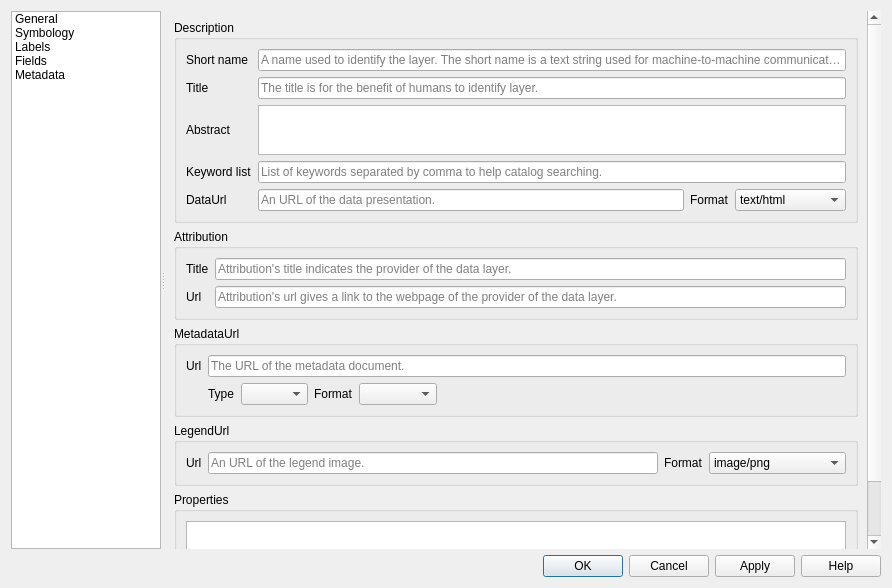
This is enmapbox/gui/ui/vectorlayerpropertiesdialog.ui in jakimowb/enmapbox_testmigration2 as Qt 5 draws it before an edit. The edited form follows.
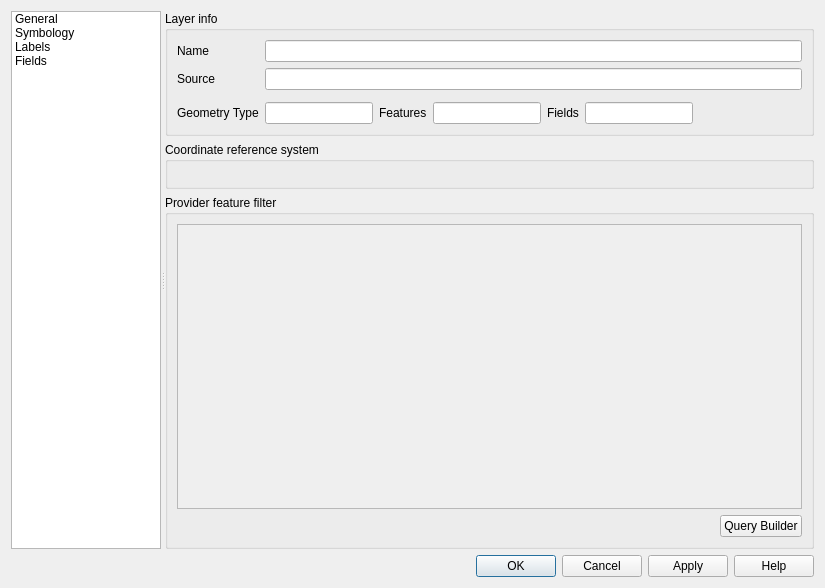
This is the edited form. The open tabs and pages were chosen to show the change. Icons and pictures are not drawn. Custom widgets are drawn as their Qt base class.

```diff
--- a/enmapbox/gui/ui/vectorlayerpropertiesdialog.ui
+++ b/enmapbox/gui/ui/vectorlayerpropertiesdialog.ui
@@ -6,7 +6,7 @@
    <rect>
     <x>0</x>
     <y>0</y>
-    <width>892</width>
+    <width>825</width>
     <height>588</height>
    </rect>
   </property>
@@ -132,18 +132,6 @@
             <normaloff>:/images/themes/default/propertyicons/attributes.png</normaloff>:/images/themes/default/propertyicons/attributes.png</iconset>
           </property>
          </item>
-         <item>
-          <property name="text">
-           <string>Metadata</string>
-          </property>
-          <property name="toolTip">
-           <string>Metadata</string>
-          </property>
-          <property name="icon">
-           <iconset resource="../../../../../QGIS/images/images.qrc">
-            <normaloff>:/images/themes/default/propertyicons/metadata.svg</normaloff>:/images/themes/default/propertyicons/metadata.svg</iconset>
-          </property>
-         </item>
         </widget>
        </item>
       </layout>
@@ -174,7 +162,7 @@
           </sizepolicy>
          </property>
          <property name="currentIndex">
-          <number>1</number>
+          <number>0</number>
          </property>
          <widget class="QWidget" name="mOptsPage_General">
           <layout class="QVBoxLayout" name="verticalLayout_14">
@@ -194,8 +182,8 @@
                <rect>
                 <x>0</x>
                 <y>0</y>
-                <width>702</width>
-                <height>559</height>
+                <width>652</width>
+                <height>541</height>
                </rect>
               </property>
               <layout class="QVBoxLayout" name="verticalLayout_13">
@@ -211,14 +199,72 @@
                   <string notr="true">vectorgeneral</string>
                  </property>
                  <layout class="QGridLayout" name="gridLayout">
+                  <item row="5" column="0">
+                   <widget class="QLabel" name="lblLayerSource_2">
+                    <property name="text">
+                     <string>Geometry Type</string>
+                    </property>
+                   </widget>
+                  </item>
+                  <item row="5" column="1">
+                   <widget class="QLineEdit" name="txtGeometryType">
+                    <property name="enabled">
+                     <bool>true</bool>
+                    </property>
+                    <property name="readOnly">
+                     <bool>true</bool>
+                    </property>
+                   </widget>
+                  </item>
+                  <item row="5" column="4">
+                   <widget class="QLabel" name="lblLayerSource_4">
+                    <property name="text">
+                     <string>Fields</string>
+                    </property>
+                   </widget>
+                  </item>
+                  <item row="5" column="3">
+                   <widget class="QLineEdit" name="txtnFeatures">
+                    <property name="enabled">
+                     <bool>true</bool>
+                    </property>
+                    <property name="readOnly">
+                     <bool>true</bool>
+                    </property>
+                   </widget>
+                  </item>
+                  <item row="5" column="2">
+                   <widget class="QLabel" name="lblLayerSource_3">
+                    <property name="text">
+                     <string>Features</string>
+                    </property>
+                   </widget>
+                  </item>
+                  <item row="5" column="5">
+                   <widget class="QLineEdit" name="txtnFields">
+                    <property name="enabled">
+                     <bool>true</bool>
+                    </property>
+                    <property name="readOnly">
+                     <bool>true</bool>
+                    </property>
+                   </widget>
+                  </item>
                   <item row="1" column="0">
                    <widget class="QLabel" name="textLabel3">
                     <property name="text">
-                     <string>Layer name</string>
+                     <string>Name</string>
                     </property>
                    </widget>
                   </item>
-                  <item row="5" column="0">
+                  <item row="2" column="0">
+                   <widget class="QLabel" name="lblLayerSource">
+                    <property name="text">
+                     <string>Source</string>
+                    </property>
+                   </widget>
+                  </item>
+                  <item row="4" column="0">
                    <widget class="QFrame" name="mDataSourceEncodingFrame">
                     <layout class="QHBoxLayout" name="horizontalLayout_4">
                      <property name="margin">
@@ -227,31 +273,20 @@
                     </layout>
                    </widget>
                   </item>
-                  <item row="1" column="1">
-                   <widget class="QLineEdit" name="mLayerOrigNameLineEdit"/>
-                  </item>
-                  <item row="1" column="3">
-                   <widget class="QLineEdit" name="txtDisplayName">
-                    <property name="readOnly">
-                     <bool>true</bool>
+                  <item row="5" column="6">
+                   <spacer name="horizontalSpacer">
+                    <property name="orientation">
+                     <enum>Qt::Horizontal</enum>
                     </property>
-                   </widget>
-                  </item>
-                  <item row="1" column="2">
-                   <widget class="QLabel" name="label_2">
-                    <property name="text">
-                     <string>displayed as</string>
+                    <property name="sizeHint" stdset="0">
+                     <size>
+                      <width>40</width>
+                      <height>20</height>
+                     </size>
                     </property>
-                   </widget>
+                   </spacer>
                   </item>
-                  <item row="2" column="0">
-                   <widget class="QLabel" name="lblLayerSource">
-                    <property name="text">
-                     <string>Layer source</string>
-                    </property>
-                   </widget>
-                  </item>
-                  <item row="2" column="1" colspan="3">
+                  <item row="2" column="1" colspan="6">
                    <widget class="QLineEdit" name="txtLayerSource">
                     <property name="enabled">
                      <bool>true</bool>
@@ -261,38 +296,8 @@
                     </property>
                    </widget>
                   </item>
-                  <item row="4" column="0" colspan="4">
-                   <layout class="QHBoxLayout" name="horizontalLayout_6">
-                    <item>
-                     <widget class="QLabel" name="label_3">
-                      <property name="sizePolicy">
-                       <sizepolicy hsizetype="Maximum" vsizetype="Preferred">
-                        <horstretch>0</horstretch>
-                        <verstretch>0</verstretch>
-                       </sizepolicy>
-                      </property>
-                      <property name="text">
-                       <string>Data source encoding</string>
-                      </property>
-                     </widget>
-                    </item>
-                    <item>
-                     <widget class="QComboBox" name="cboProviderEncoding"/>
-                    </item>
-                    <item>
-                     <spacer name="horizontalSpacer_2">
-                      <property name="orientation">
-                       <enum>Qt::Horizontal</enum>
-                      </property>
-                      <property name="sizeHint" stdset="0">
-                       <size>
-                        <width>0</width>
-                        <height>20</height>
-                       </size>
-                      </property>
-                     </spacer>
-                    </item>
-                   </layout>
+                  <item row="1" column="1" colspan="6">
+                   <widget class="QLineEdit" name="mLayerOrigNameLineEdit"/>
                   </item>
                  </layout>
                 </widget>
@@ -319,37 +324,6 @@
                     </property>
                    </widget>
                   </item>
-                  <item>
-                   <layout class="QHBoxLayout" name="horizontalLayout_5">
-                    <item>
-                     <widget class="QPushButton" name="pbnIndex">
-                      <property name="text">
-                       <string>Create spatial index</string>
-                      </property>
-                     </widget>
-                    </item>
-                    <item>
-                     <widget class="QPushButton" name="pbnUpdateExtents">
-                      <property name="text">
-                       <string>Update extents</string>
-                      </property>
-                     </widget>
-                    </item>
-                    <item>
-                     <spacer name="horizontalSpacer_3">
-                      <property name="orientation">
-                       <enum>Qt::Horizontal</enum>
-                      </property>
-                      <property name="sizeHint" stdset="0">
-                       <size>
-                        <width>40</width>
-                        <height>20</height>
-                       </size>
-                      </property>
-                     </spacer>
-                    </item>
-                   </layout>
-                  </item>
                   <item>
                    <widget class="Line" name="line">
                     <property name="orientation">
@@ -360,21 +334,6 @@
                  </layout>
                 </widget>
                </item>
-               <item>
-                <widget class="QgsCollapsibleGroupBox" name="mScaleVisibilityGroupBox">
-                 <property name="title">
-                  <string>Scale dependent visibility</string>
-                 </property>
-                 <property name="checkable">
-                  <bool>true</bool>
-                 </property>
-                 <layout class="QGridLayout" name="gridLayout_6">
-                  <item row="0" column="0">
-                   <widget class="QgsScaleRangeWidget" name="mScaleRangeWidget"/>
-                  </item>
-                 </layout>
-                </widget>
-               </item>
                <item>
                 <widget class="QgsCollapsibleGroupBox" name="mSubsetGroupBox">
                  <property name="sizePolicy">
@@ -465,7 +424,7 @@
                <rect>
                 <x>0</x>
                 <y>0</y>
-                <width>719</width>
+                <width>652</width>
                 <height>541</height>
                </rect>
               </property>
@@ -539,7 +498,7 @@
                <rect>
                 <x>0</x>
                 <y>0</y>
-                <width>719</width>
+                <width>652</width>
                 <height>541</height>
                </rect>
               </property>
@@ -563,427 +522,6 @@
            </item>
           </layout>
          </widget>
-         <widget class="QWidget" name="mOptsPage_Metadata">
-          <layout class="QVBoxLayout" name="verticalLayout_7">
-           <property name="margin">
-            <number>0</number>
-           </property>
-           <item>
-            <widget class="QScrollArea" name="scrollArea_2">
-             <property name="frameShape">
-              <enum>QFrame::NoFrame</enum>
-             </property>
-             <property name="widgetResizable">
-              <bool>true</bool>
-             </property>
-             <widget class="QWidget" name="scrollAreaWidgetContents_2">
-              <property name="geometry">
-               <rect>
-                <x>0</x>
-                <y>0</y>
-                <width>702</width>
-                <height>556</height>
-               </rect>
-              </property>
-              <layout class="QGridLayout" name="gridLayout_3">
-               <item row="0" column="0">
-                <widget class="QgsCollapsibleGroupBox" name="mMetaDescriptionGrpBx">
-                 <property name="title">
-                  <string>Description</string>
-                 </property>
-                 <property name="syncGroup">
-                  <string notr="true">vectormeta</string>
-                 </property>
-                 <layout class="QGridLayout" name="gridLayout_5">
-                  <item row="1" column="0">
-                   <widget class="QLabel" name="mLayerTitleLabel">
-                    <property name="text">
-                     <string>Title</string>
-                    </property>
-                   </widget>
-                  </item>
-                  <item row="1" column="1">
-                   <widget class="QLineEdit" name="mLayerTitleLineEdit">
-                    <property name="toolTip">
-                     <string>The title is for the benefit of humans to identify layer.</string>
-                    </property>
-                    <property name="placeholderText">
-                     <string>The title is for the benefit of humans to identify layer.</string>
-                    </property>
-                   </widget>
-                  </item>
-                  <item row="3" column="0">
-                   <widget class="QLabel" name="mLayerAbstractLabel">
-                    <property name="text">
-                     <string>Abstract</string>
-                    </property>
-                   </widget>
-                  </item>
-                  <item row="3" column="1">
-                   <widget class="QTextEdit" name="mLayerAbstractTextEdit">
-                    <property name="sizePolicy">
-                     <sizepolicy hsizetype="Expanding" vsizetype="Minimum">
-                      <horstretch>0</horstretch>
-                      <verstretch>0</verstretch>
-                     </sizepolicy>
-                    </property>
-                    <property name="maximumSize">
-                     <size>
-                      <width>16777215</width>
-                      <height>50</height>
-                     </size>
-                    </property>
-                    <property name="toolTip">
-                     <string>The abstract is a descriptive narrative providing more information about the layer.</string>
-                    </property>
-                   </widget>
-                  </item>
-                  <item row="5" column="0">
-                   <widget class="QLabel" name="mLayerKeywordListLabel">
-                    <property name="text">
-                     <string>Keyword list</string>
-                    </property>
-                   </widget>
-                  </item>
-                  <item row="5" column="1">
-                   <widget class="QLineEdit" name="mLayerKeywordListLineEdit">
-                    <property name="toolTip">
-                     <string>List of keywords separated by comma to help catalog searching.</string>
-                    </property>
-                    <property name="placeholderText">
-                     <string>List of keywords separated by comma to help catalog searching.</string>
-                    </property>
-                   </widget>
-                  </item>
-                  <item row="6" column="0">
-                   <widget class="QLabel" name="mLayerDataUrlLabel">
-                    <property name="text">
-                     <string>DataUrl</string>
-                    </property>
-                   </widget>
-                  </item>
-                  <item row="6" column="1">
-                   <layout class="QHBoxLayout" name="horizontalLayout_7">
-                    <item>
-                     <widget class="QLineEdit" name="mLayerDataUrlLineEdit">
-                      <property name="toolTip">
-                       <string>An URL of the data presentation.</string>
-                      </property>
-                      <property name="placeholderText">
-                       <string>An URL of the data presentation.</string>
-                      </property>
-                     </widget>
-                    </item>
-                    <item>
-                     <widget class="QLabel" name="mLayerDataUrlFormatLabel">
-                      <property name="text">
-                       <string>Format</string>
-                      </property>
-                     </widget>
-                    </item>
-                    <item>
-                     <widget class="QComboBox" name="mLayerDataUrlFormatComboBox">
-                      <item>
-                       <property name="text">
-                        <string notr="true">text/html</string>
-                       </property>
-                      </item>
-                      <item>
-                       <property name="text">
-                        <string notr="true">text/plain</string>
-                       </property>
-                      </item>
-                      <item>
-                       <property name="text">
-                        <string notr="true">application/pdf</string>
-                       </property>
-                      </item>
-                     </widget>
-                    </item>
-                   </layout>
-                  </item>
-                  <item row="0" column="0">
-                   <widget class="QLabel" name="mLayerShortNameLabel">
-                    <property name="text">
-                     <string>Short name</string>
-                    </property>
-                   </widget>
-                  </item>
-                  <item row="0" column="1">
-                   <widget class="QLineEdit" name="mLayerShortNameLineEdit">
-                    <property name="toolTip">
-                     <string>A name used to identify the layer. The short name is a text string used for machine-to-machine communication.</string>
-                    </property>
-                    <property name="inputMask">
-                     <string/>
-                    </property>
-                    <property name="text">
-                     <string/>
-                    </property>
-                    <property name="placeholderText">
-                     <string>A name used to identify the layer. The short name is a text string used for machine-to-machine communication.</string>
-                    </property>
-                   </widget>
-                  </item>
-                 </layout>
-                </widget>
-               </item>
-               <item row="1" column="0">
-                <widget class="QgsCollapsibleGroupBox" name="mMetaAttributionGrpBx">
-                 <property name="title">
-                  <string>Attribution</string>
-                 </property>
-                 <property name="syncGroup">
-                  <string notr="true">vectormeta</string>
-                 </property>
-                 <layout class="QGridLayout" name="gridLayout_7">
-                  <item row="0" column="0">
-                   <widget class="QLabel" name="mLayerAttributionLabel">
-                    <property name="text">
-                     <string>Title</string>
-                    </property>
-                   </widget>
-                  </item>
-                  <item row="0" column="1">
-                   <widget class="QLineEdit" name="mLayerAttributionLineEdit">
-                    <property name="toolTip">
-                     <string>Attribution's title indicates the provider of the layer.</string>
-                    </property>
-                    <property name="placeholderText">
-                     <string>Attribution's title indicates the provider of the data layer.</string>
-                    </property>
-                   </widget>
-                  </item>
-                  <item row="2" column="0">
-                   <widget class="QLabel" name="mLayerAttributionUrlLabel">
-                    <property name="text">
-                     <string>Url</string>
-                    </property>
-                   </widget>
-                  </item>
-                  <item row="2" column="1">
-                   <widget class="QLineEdit" name="mLayerAttributionUrlLineEdit">
-                    <property name="toolTip">
-                     <string>Attribution's url gives a link to the webpage of the provider of the data layer.</string>
-                    </property>
-                    <property name="placeholderText">
-                     <string>Attribution's url gives a link to the webpage of the provider of the data layer.</string>
-                    </property>
-                   </widget>
-                  </item>
-                 </layout>
-                </widget>
-               </item>
-               <item row="2" column="0">
-                <widget class="QgsCollapsibleGroupBox" name="mMetaMetaUrlGrpBx">
-                 <property name="title">
-                  <string>MetadataUrl</string>
-                 </property>
-                 <property name="syncGroup">
-                  <string notr="true">vectormeta</string>
-                 </property>
-                 <layout class="QGridLayout" name="gridLayout_9">
-                  <item row="0" column="0">
-                   <widget class="QLabel" name="mLayerMetadataUrlLabel">
-                    <property name="text">
-                     <string>Url</string>
-                    </property>
-                   </widget>
-                  </item>
-                  <item row="0" column="1">
-                   <widget class="QLineEdit" name="mLayerMetadataUrlLineEdit">
-                    <property name="toolTip">
-                     <string>The URL of the metadata document.</string>
-                    </property>
-                    <property name="placeholderText">
-                     <string>The URL of the metadata document.</string>
-                    </property>
-                   </widget>
-                  </item>
-                  <item row="1" column="1">
-                   <layout class="QHBoxLayout" name="horizontalLayout_8">
-                    <item>
-                     <widget class="QLabel" name="mLayerMetadataUrlTypeLabel">
-                      <property name="text">
-                       <string>Type</string>
-                      </property>
-                     </widget>
-                    </item>
-                    <item>
-                     <widget class="QComboBox" name="mLayerMetadataUrlTypeComboBox">
-                      <item>
-                       <property name="text">
-                        <string notr="true"/>
-                       </property>
-                      </item>
-                      <item>
-                       <property name="text">
-                        <string notr="true" extracomment="FGDC-STD-001-1988">FGDC</string>
-                       </property>
-                      </item>
-                      <item>
-                       <property name="text">
-                        <string notr="true" extracomment="ISO 19115">TC211</string>
-                       </property>
-                      </item>
-                     </widget>
-                    </item>
-                    <item>
-                     <widget class="QLabel" name="mLayerMetadataUrlFormatLabel">
-                      <property name="text">
-                       <string>Format</string>
-                      </property>
-                     </widget>
-                    </item>
-                    <item>
-                     <widget class="QComboBox" name="mLayerMetadataUrlFormatComboBox">
-                      <item>
-                       <property name="text">
-                        <string notr="true"/>
-                       </property>
-                      </item>
-                      <item>
-                       <property name="text">
-                        <string notr="true">text/plain</string>
-                       </property>
-                      </item>
-                      <item>
-                       <property name="text">
-                        <string notr="true">text/xml</string>
-                       </property>
-                      </item>
-                     </widget>
-                    </item>
-                    <item>
-                     <spacer name="horizontalSpacer_5">
-                      <property name="orientation">
-                       <enum>Qt::Horizontal</enum>
-                      </property>
-                      <property name="sizeHint" stdset="0">
-                       <size>
-                        <width>40</width>
-                        <height>20</height>
-                       </size>
-                      </property>
-                     </spacer>
-                    </item>
-                   </layout>
-                  </item>
-                 </layout>
-                </widget>
-               </item>
-               <item row="3" column="0">
-                <widget class="QgsCollapsibleGroupBox" name="mMetaLegendGrpBx">
-                 <property name="title">
-                  <string>LegendUrl</string>
-                 </property>
-                 <layout class="QGridLayout" name="gridLayout_2">
-                  <item row="0" column="0">
-                   <layout class="QHBoxLayout" name="horizontalLayout_2">
-                    <item>
-                     <widget class="QLabel" name="mLayerLegendUrlLabel">
-                      <property name="text">
-                       <string>Url</string>
-                      </property>
-                     </widget>
-                    </item>
-                    <item>
-                     <widget class="QLineEdit" name="mLayerLegendUrlLineEdit">
-                      <property name="toolTip">
-                       <string>An URL of the legend image.</string>
-                      </property>
-                      <property name="placeholderText">
-                       <string>An URL of the legend image.</string>
-                      </property>
-                     </widget>
-                    </item>
-                    <item>
-                     <widget class="QLabel" name="mLayerLegendUrlFormatLabel">
-                      <property name="text">
-                       <string>Format</string>
-                      </property>
-                     </widget>
-                    </item>
-                    <item>
-                     <widget class="QComboBox" name="mLayerLegendUrlFormatComboBox">
-                      <property name="minimumSize">
-                       <size>
-                        <width>137</width>
-                        <height>0</height>
-                       </size>
-                      </property>
-                      <property name="currentIndex">
-                       <number>0</number>
-                      </property>
-                      <item>
-                       <property name="text">
-                        <string>image/png</string>
-                       </property>
-                      </item>
-                      <item>
-                       <property name="text">
-                        <string>image/jpeg</string>
-                       </property>
-                      </item>
-                      <item>
-                       <property name="text">
-                        <string>image/jpg</string>
-                       </property>
-                      </item>
-                     </widget>
-                    </item>
-                   </layout>
-                  </item>
-                 </layout>
-                </widget>
-               </item>
-               <item row="4" column="0">
-                <widget class="QgsCollapsibleGroupBox" name="mMetaPropertiesGrpBx">
-                 <property name="sizePolicy">
-                  <sizepolicy hsizetype="Preferred" vsizetype="Preferred">
-                   <horstretch>0</horstretch>
-                   <verstretch>5</verstretch>
-                  </sizepolicy>
-                 </property>
-                 <property name="title">
-                  <string>Properties</string>
-                 </property>
-                 <property name="syncGroup">
-                  <string notr="true">vectormeta</string>
-                 </property>
-                 <layout class="QVBoxLayout" name="verticalLayout_9">
-                  <item>
-                   <widget class="QTextEdit" name="teMetadata">
-                    <property name="lineWidth">
-                     <number>2</number>
-                    </property>
-                    <property name="readOnly">
-                     <bool>true</bool>
-                    </property>
-                   </widget>
-                  </item>
-                 </layout>
-                </widget>
-               </item>
-               <item row="5" column="0">
-                <spacer name="verticalSpacer_3">
-                 <property name="orientation">
-                  <enum>Qt::Vertical</enum>
-                 </property>
-                 <property name="sizeHint" stdset="0">
-                  <size>
-                   <width>20</width>
-                   <height>0</height>
-                  </size>
-                 </property>
-                </spacer>
-               </item>
-              </layout>
-             </widget>
-            </widget>
-           </item>
-          </layout>
-         </widget>
         </widget>
        </item>
       </layout>
@@ -1036,11 +574,6 @@
    <header>qgsprojectionselectionwidget.h</header>
    <container>1</container>
   </customwidget>
-  <customwidget>
-   <class>QgsScaleRangeWidget</class>
-   <extends>QWidget</extends>
-   <header>qgsscalerangewidget.h</header>
-  </customwidget>
  </customwidgets>
  <tabstops>
   <tabstop>mOptionsListWidget</tabstop>
```
Left out of the diff: 20 changed lines with no effect on the pictures.
